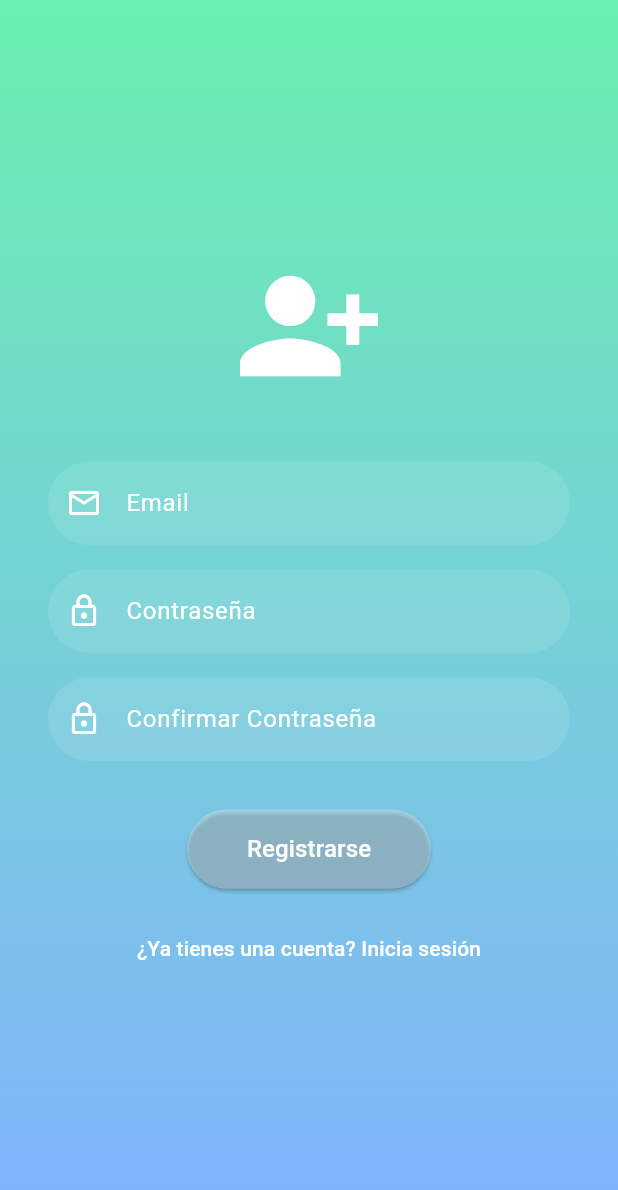
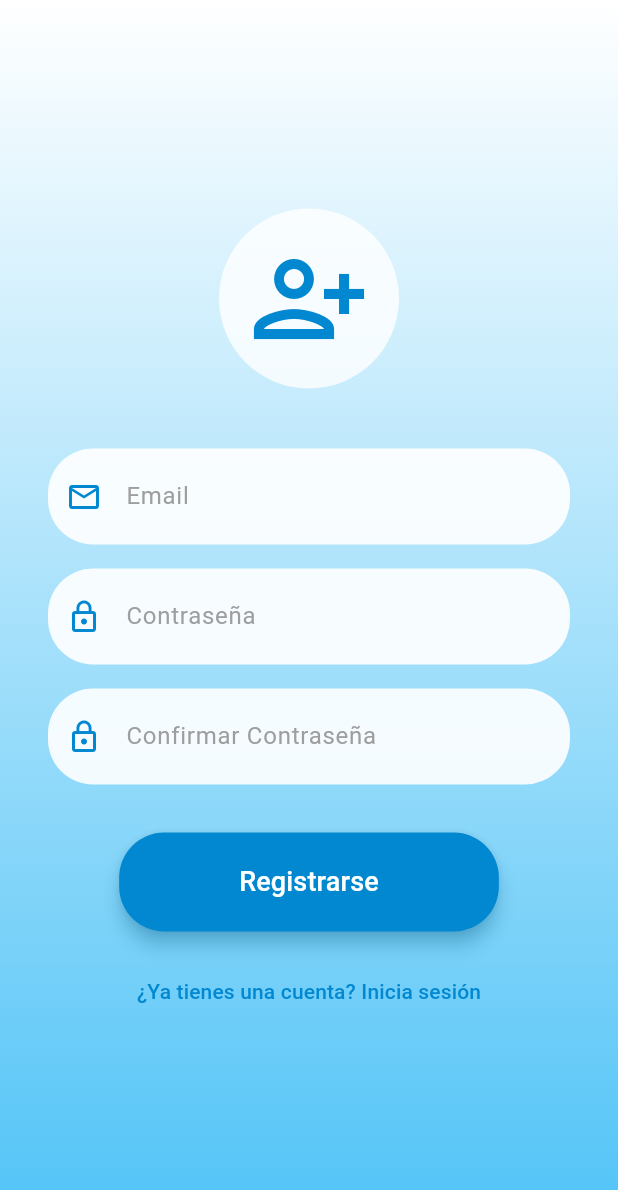
Before and after one commit to Kendal696/Daylyse, a Flutter app: the RegisterScreen screen opened by its route, on a phone screen of 412 x 824 dp. Shown: the top 1190 px of the screen. Run offline on Flutter 3.47's test engine with Material 3 defaults, Android fonts, the phone set to English and light mode, and no system bars; our stand-ins replace table_calendar.

Commit message:
Mejora en el Login

```diff
--- a/lib/screens/register_screen.dart
+++ b/lib/screens/register_screen.dart
@@ -13,80 +13,87 @@ class _RegisterScreenState extends State<RegisterScreen> {
   @override
   Widget build(BuildContext context) {
     return Scaffold(
-      // Fondo con degradado de colores similar al login
+      // Fondo con degradado de tonos celestes y blancos
       body: Container(
         decoration: BoxDecoration(
           gradient: LinearGradient(
-            colors: [Colors.greenAccent.shade200, Colors.blueAccent.shade100],
+            colors: [Colors.white, Colors.lightBlue.shade300],
             begin: Alignment.topCenter,
             end: Alignment.bottomCenter,
           ),
         ),
         child: Center(
-          child: Padding(
+          child: SingleChildScrollView(
             padding: const EdgeInsets.symmetric(horizontal: 32.0),
             child: Column(
               mainAxisAlignment: MainAxisAlignment.center,
               children: [
-                // Icono para registro
-                Icon(
-                  Icons.person_add_alt_1,
-                  size: 100.0,
-                  color: Colors.white,
+                // Logo o icono personalizado
+                CircleAvatar(
+                  radius: 60.0,
+                  backgroundColor: Colors.white.withOpacity(0.8),
+                  child: Icon(
+                    Icons.person_add_alt_1_outlined,
+                    size: 80.0,
+                    color: Colors.lightBlue.shade700,
+                  ),
                 ),
                 SizedBox(height: 40.0),
                 // Campo de texto para email
                 TextField(
                   controller: _emailController,
                   decoration: InputDecoration(
-                    labelText: 'Email',
-                    prefixIcon: Icon(Icons.email_outlined, color: Colors.white),
+                    hintText: 'Email',
+                    prefixIcon: Icon(Icons.email_outlined, color: Colors.lightBlue.shade700),
                     filled: true,
-                    fillColor: Colors.white.withOpacity(0.1),
+                    fillColor: Colors.white.withOpacity(0.9),
+                    contentPadding: EdgeInsets.symmetric(vertical: 20.0),
                     border: OutlineInputBorder(
                       borderRadius: BorderRadius.circular(30.0),
                       borderSide: BorderSide.none,
                     ),
-                    labelStyle: TextStyle(color: Colors.white),
+                    hintStyle: TextStyle(color: Colors.grey),
                   ),
                   keyboardType: TextInputType.emailAddress,
-                  style: TextStyle(color: Colors.white),
+                  style: TextStyle(color: Colors.black),
                 ),
                 SizedBox(height: 16.0),
                 // Campo de texto para contraseña
                 TextField(
                   controller: _passwordController,
                   decoration: InputDecoration(
-                    labelText: 'Contraseña',
-                    prefixIcon: Icon(Icons.lock_outline, color: Colors.white),
+                    hintText: 'Contraseña',
+                    prefixIcon: Icon(Icons.lock_outline, color: Colors.lightBlue.shade700),
                     filled: true,
-                    fillColor: Colors.white.withOpacity(0.1),
+                    fillColor: Colors.white.withOpacity(0.9),
+                    contentPadding: EdgeInsets.symmetric(vertical: 20.0),
                     border: OutlineInputBorder(
                       borderRadius: BorderRadius.circular(30.0),
                       borderSide: BorderSide.none,
                     ),
-                    labelStyle: TextStyle(color: Colors.white),
+                    hintStyle: TextStyle(color: Colors.grey),
                   ),
                   obscureText: true,
-                  style: TextStyle(color: Colors.white),
+                  style: TextStyle(color: Colors.black),
                 ),
                 SizedBox(height: 16.0),
                 // Campo de texto para confirmar contraseña
                 TextField(
                   controller: _confirmPasswordController,
                   decoration: InputDecoration(
-                    labelText: 'Confirmar Contraseña',
-                    prefixIcon: Icon(Icons.lock_outline, color: Colors.white),
+                    hintText: 'Confirmar Contraseña',
+                    prefixIcon: Icon(Icons.lock_outline, color: Colors.lightBlue.shade700),
                     filled: true,
-                    fillColor: Colors.white.withOpacity(0.1),
+                    fillColor: Colors.white.withOpacity(0.9),
+                    contentPadding: EdgeInsets.symmetric(vertical: 20.0),
                     border: OutlineInputBorder(
                       borderRadius: BorderRadius.circular(30.0),
                       borderSide: BorderSide.none,
                     ),
-                    labelStyle: TextStyle(color: Colors.white),
+                    hintStyle: TextStyle(color: Colors.grey),
                   ),
                   obscureText: true,
-                  style: TextStyle(color: Colors.white),
+                  style: TextStyle(color: Colors.black),
                 ),
                 SizedBox(height: 32.0),
                 // Botón de registrarse
@@ -101,13 +108,18 @@ class _RegisterScreenState extends State<RegisterScreen> {
                     }
                   },
                   style: ElevatedButton.styleFrom(
-                    padding: EdgeInsets.symmetric(horizontal: 40.0, vertical: 15.0),
+                    padding: EdgeInsets.symmetric(horizontal: 80.0, vertical: 20.0),
                     shape: RoundedRectangleBorder(
                       borderRadius: BorderRadius.circular(30.0),
                     ),
-                    backgroundColor: Colors.white.withOpacity(0.3), // Color corregido
+                    backgroundColor: Colors.lightBlue.shade700,
+                    elevation: 5,
+                    shadowColor: Colors.lightBlueAccent,
                   ),
-                  child: Text('Registrarse', style: TextStyle(fontSize: 16.0, color: Colors.white)),
+                  child: Text(
+                    'Registrarse',
+                    style: TextStyle(fontSize: 18.0, color: Colors.white),
+                  ),
                 ),
                 SizedBox(height: 16.0),
                 // Botón de iniciar sesión
@@ -117,7 +129,7 @@ class _RegisterScreenState extends State<RegisterScreen> {
                   },
                   child: Text(
                     '¿Ya tienes una cuenta? Inicia sesión',
-                    style: TextStyle(color: Colors.white),
+                    style: TextStyle(color: Colors.lightBlue.shade700),
                   ),
                 ),
               ],
```
